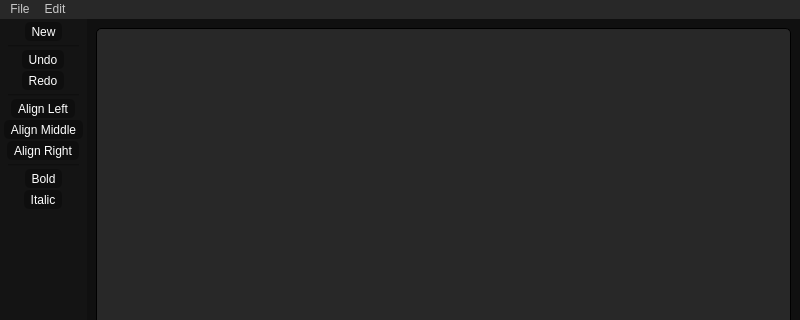
Qt form mainwindow.ui (Tweety-lab/Eclipsed-Docs) before a commit; both pictures show x 0 to 800 and y 0 to 320 of the 800 by 600 pixel window.
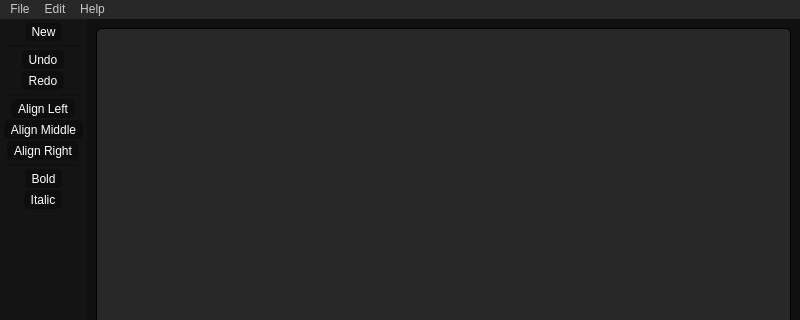
The same form after that commit. Icons and pictures are not drawn.

Commit message: ✨ Feat: Added Link To Github In Menu Bar

Patch:
```diff
--- a/mainwindow.ui
+++ b/mainwindow.ui
@@ -222,8 +222,15 @@
     <addaction name="separator"/>
     <addaction name="actionSelect_All"/>
    </widget>
+   <widget class="QMenu" name="menuHelp">
+    <property name="title">
+     <string>Help</string>
+    </property>
+    <addaction name="actionGithub"/>
+   </widget>
    <addaction name="menuFile"/>
    <addaction name="menuEdit"/>
+   <addaction name="menuHelp"/>
   </widget>
   <widget class="QStatusBar" name="statusbar"/>
   <widget class="QToolBar" name="toolBar">
```
Left out of the diff: 5 changed lines with no effect on the pictures. The commit also changes 2 other files.
